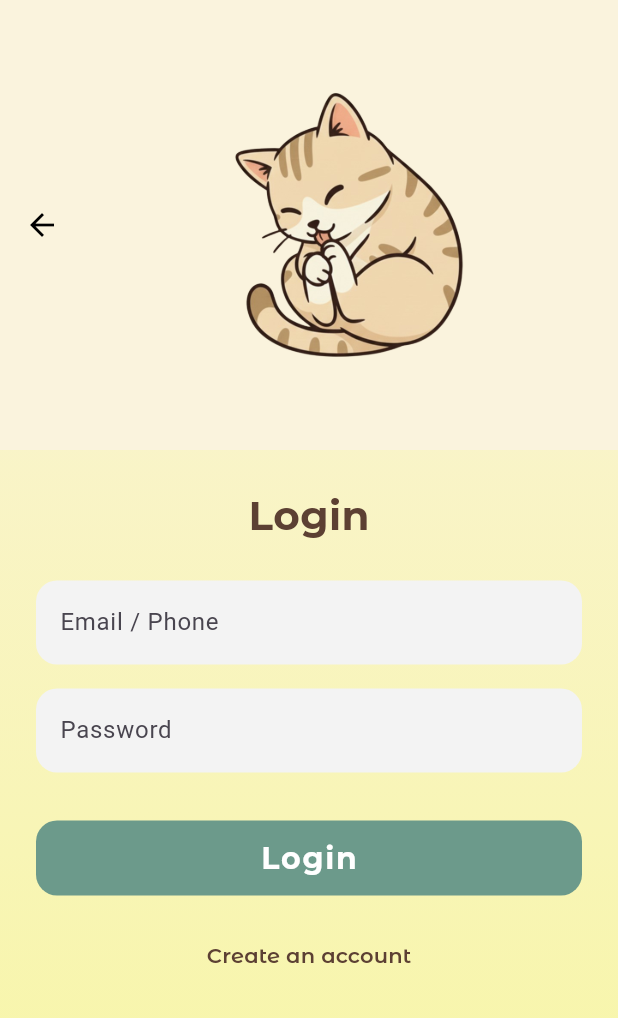
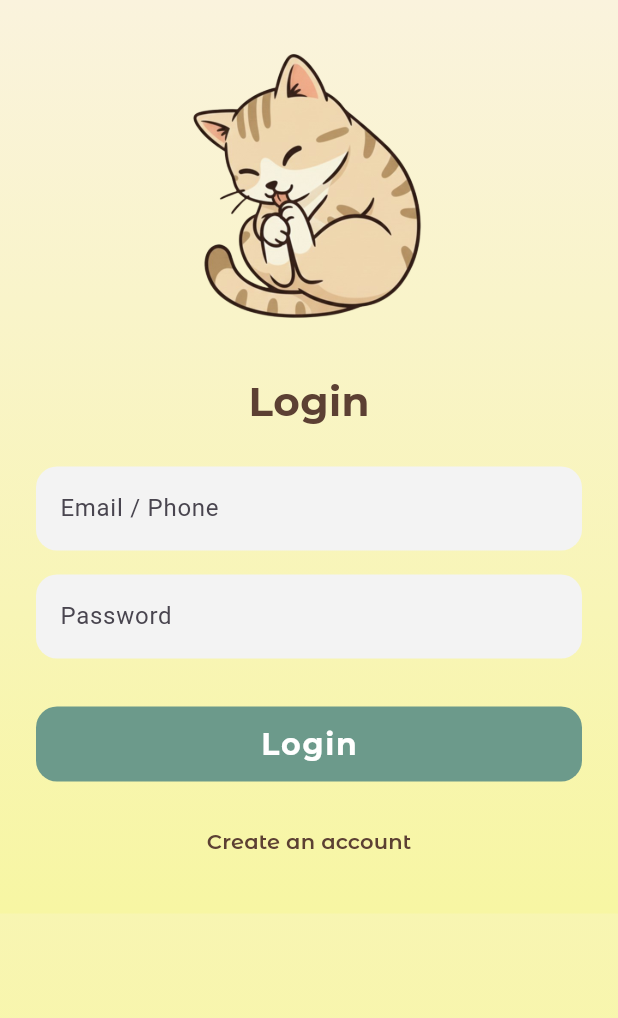
Before and after one commit to NIIIIIINO/Smart_Cat_Water_Bowl, a Flutter app: the screen it shows after launch, after a tap on "START", after a tap on "Login", on a phone screen of 412 x 824 dp. Shown: the top 1018 px of the screen. Run offline on Flutter 3.47's test engine with Material 3 defaults, Android fonts, the phone set to English and light mode, and no system bars; our stand-ins replace cloud_firestore, firebase_auth, firebase_core, firebase_storage, image_picker; accounts and stored records are empty; project files that could hold a hidden picture were left out.

Commit message:
Update login_page.dart

```diff
--- a/smart_cat_water_bowl/lib/pages/login_page.dart
+++ b/smart_cat_water_bowl/lib/pages/login_page.dart
@@ -62,92 +62,26 @@ class _LoginPageState extends State<LoginPage> {
 
   @override
   Widget build(BuildContext context) {
-    // ปรับค่านี้เพื่อเปลี่ยนความสูงของพื้นที่ด้านบน (AppBar)
-    final double toolbarH = 300; // <-- ปรับได้
-    final double imageH = 200; // <-- ปรับขนาดรูป
-
-    // ทำให้รูปอยู่กึ่งกลางแนวตั้งใน AppBar
-    final double verticalPadding = (toolbarH - imageH) / 2;
-
-    // คุมช่องว่างระหว่างรูปกับส่วน body (0.0 = ชิดสุด)
-    final double bodyTopSpacingFactor = 0.0; // ปรับค่านี้ (0.0 - 1.0)
-    final double bodyTopSpacing = verticalPadding * bodyTopSpacingFactor;
-
     return Scaffold(
       backgroundColor: Colors.transparent,
-
-      // ================= APP BAR =================
-      appBar: AppBar(
-        toolbarHeight: toolbarH,
-        backgroundColor: const Color(0xFFFAF3DD),
-        elevation: 0,
-        surfaceTintColor: Colors.transparent,
-
-        // ปิดปุ่มย้อนกลับไว้ก่อน
-        // leading: TextButton(
-        //   onPressed: () {
-        //     Navigator.pushReplacementNamed(context, '/welcome');
-        //   },
-        //   child: const Text(
-        //     '<<',
-        //     style: TextStyle(
-        //       fontFamily: 'MontserratAlternates',
-        //       fontSize: 25,
-        //       fontWeight: FontWeight.w700,
-        //       color: Color(0xFF5C4033),
-        //     ),
-        //   ),
-        // ),
-        leading: null,
-        centerTitle: true,
-
-        // แสดงเฉพาะรูป และจัดให้รูปอยู่กึ่งกลางแนวตั้งของ AppBar
-        title: SizedBox(
-          height: toolbarH,
-          child: Center(
-            child: Image.asset('assets/images/finfin.png', height: imageH),
+      body: Container(
+        decoration: BoxDecoration(
+          gradient: LinearGradient(
+            begin: Alignment.topCenter,
+            end: Alignment.bottomCenter,
+            colors: [Color(0xFFFAF3DD), Color(0xFFF7F6A3)],
           ),
         ),
-      ),
-
-      // ================= BODY =================
-      body: Column(
-        children: [
-          SizedBox(height: bodyTopSpacing),
-
-          Expanded(
         child: SingleChildScrollView(
           child: Padding(
             padding: const EdgeInsets.all(24),
-
-                // =====================================================
-                // 🔴 ปิดแถบสีขาว (White Card) ไว้ก่อน
-                // ถ้าจะเปิดกลับมา ให้เอา // ออกทั้งบล็อก Container ด้านล่าง
-                // =====================================================
-
-                // child: Container(
-                //   width: double.infinity,
-                //   padding: const EdgeInsets.all(24),
-                //   decoration: BoxDecoration(
-                //     color: Colors.white,
-                //     borderRadius: const BorderRadius.vertical(
-                //       top: Radius.circular(32),
-                //     ),
-                //     boxShadow: [
-                //       BoxShadow(
-                //         color: Colors.black.withOpacity(0.08),
-                //         blurRadius: 20,
-                //         offset: const Offset(0, -4),
-                //       ),
-                //     ],
-                //   ),
-                //   child: SingleChildScrollView(
-                //     child: Column(
-                //       children: [
-
-                // ✅ ตอนนี้ใช้เนื้อหาด้านในโดยตรง (ไม่มีแถบสีขาว)
             child: Column(
               children: [
+                // ย้ายรูป finfin มาที่ body
+                Image.asset('assets/images/finfin.png', height: 200),
+
+                const SizedBox(height: 24),
+
                 const Text(
                   'Login',
                   style: TextStyle(
@@ -246,18 +180,8 @@ class _LoginPageState extends State<LoginPage> {
                 ),
               ],
             ),
-
-                //       ],
-                //     ),
-                //   ),
-                // ),
-                // =====================================================
-                // 🔴 จบส่วนแถบสีขาว
-                // =====================================================
           ),
         ),
-          ),
-        ],
       ),
     );
   }
```
Lines whose indentation alone changed are shown as unchanged.
